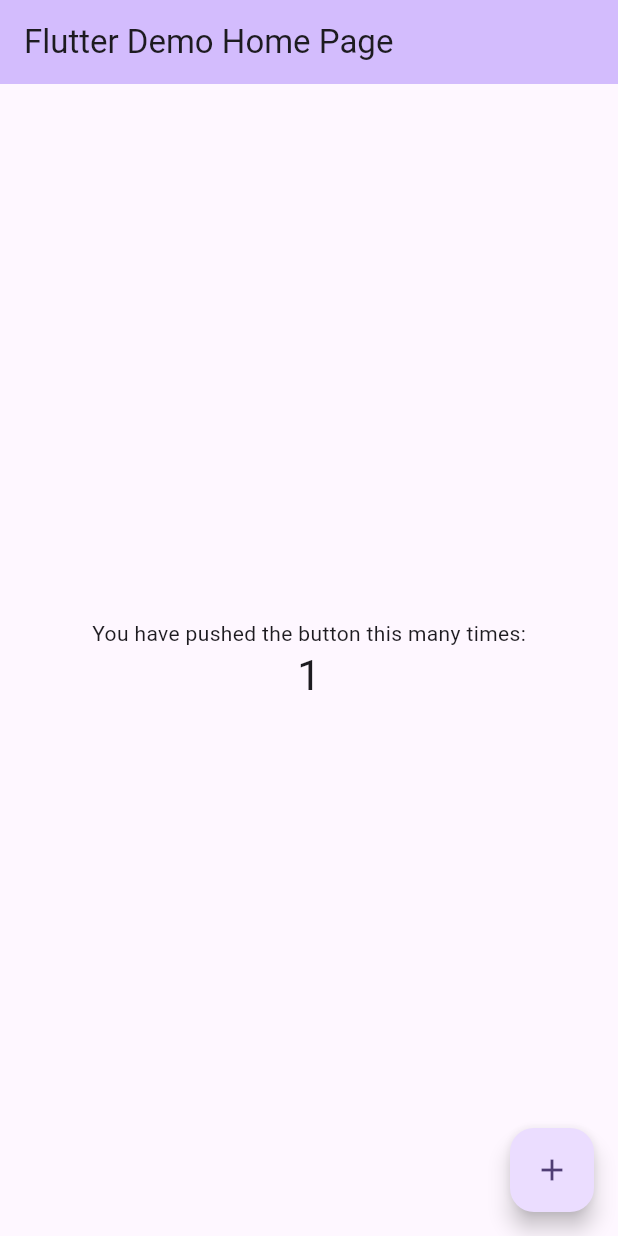
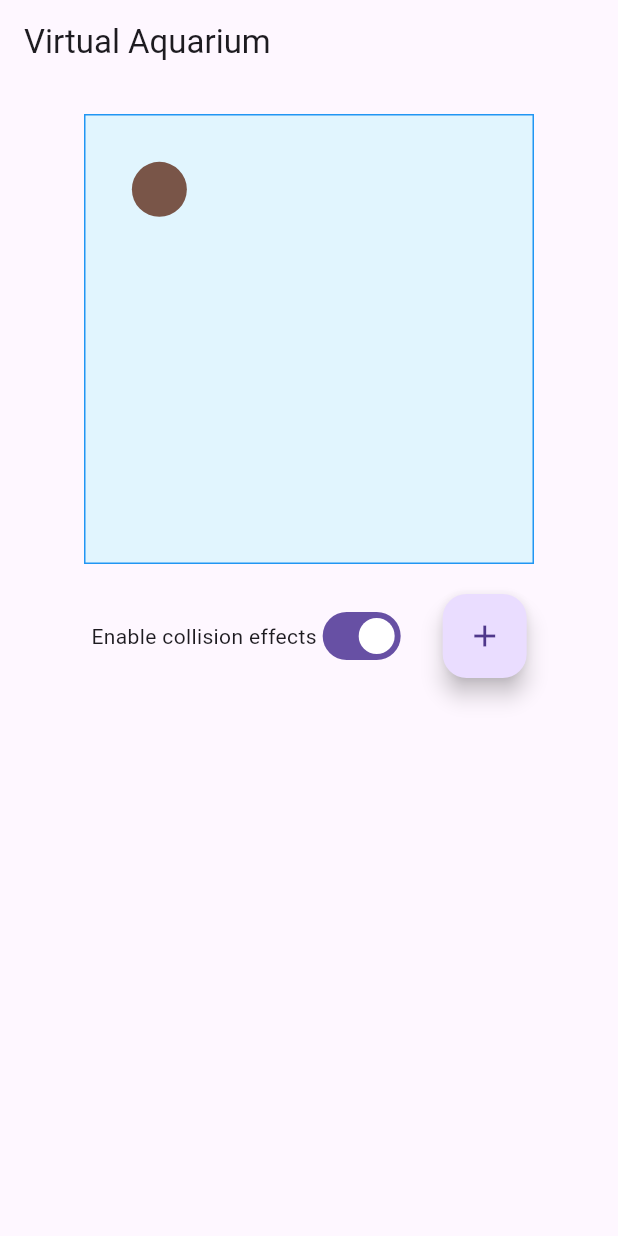
Before and after one commit to KaozhiChen/virtual_aquarium_app, a Flutter app: the screen it shows after launch, after a tap on the "add" icon, on a phone screen of 412 x 824 dp. Run offline on Flutter 3.47's test engine with Material 3 defaults, Android fonts, the phone set to English and light mode, and no system bars.

Commit message:
layout and add fish function

```diff
--- a/lib/main.dart
+++ b/lib/main.dart
@@ -1,125 +1,133 @@
+import 'dart:math';
 import 'package:flutter/material.dart';
 
 void main() {
-  runApp(const MyApp());
+  runApp(const VirtualAquariumApp());
 }
 
-class MyApp extends StatelessWidget {
-  const MyApp({super.key});
+class VirtualAquariumApp extends StatelessWidget {
+  const VirtualAquariumApp({super.key});
 
-  // This widget is the root of your application.
   @override
   Widget build(BuildContext context) {
-    return MaterialApp(
-      title: 'Flutter Demo',
-      theme: ThemeData(
-        // This is the theme of your application.
-        //
-        // TRY THIS: Try running your application with "flutter run". You'll see
-        // the application has a purple toolbar. Then, without quitting the app,
-        // try changing the seedColor in the colorScheme below to Colors.green
-        // and then invoke "hot reload" (save your changes or press the "hot
-        // reload" button in a Flutter-supported IDE, or press "r" if you used
-        // the command line to start the app).
-        //
-        // Notice that the counter didn't reset back to zero; the application
-        // state is not lost during the reload. To reset the state, use hot
-        // restart instead.
-        //
-        // This works for code too, not just values: Most code changes can be
-        // tested with just a hot reload.
-        colorScheme: ColorScheme.fromSeed(seedColor: Colors.deepPurple),
-        useMaterial3: true,
-      ),
-      home: const MyHomePage(title: 'Flutter Demo Home Page'),
+    return const MaterialApp(
+      title: 'Virtual Aquarium',
+      home: AquariumScreen(),
     );
   }
 }
 
-class MyHomePage extends StatefulWidget {
-  const MyHomePage({super.key, required this.title});
-
-  // This widget is the home page of your application. It is stateful, meaning
-  // that it has a State object (defined below) that contains fields that affect
-  // how it looks.
-
-  // This class is the configuration for the state. It holds the values (in this
-  // case the title) provided by the parent (in this case the App widget) and
-  // used by the build method of the State. Fields in a Widget subclass are
-  // always marked "final".
-
-  final String title;
+class AquariumScreen extends StatefulWidget {
+  const AquariumScreen({super.key});
 
   @override
-  State<MyHomePage> createState() => _MyHomePageState();
+  _AquariumScreenState createState() => _AquariumScreenState();
 }
 
-class _MyHomePageState extends State<MyHomePage> {
-  int _counter = 0;
-
-  void _incrementCounter() {
-    setState(() {
-      // This call to setState tells the Flutter framework that something has
-      // changed in this State, which causes it to rerun the build method below
-      // so that the display can reflect the updated values. If we changed
-      // _counter without calling setState(), then the build method would not be
-      // called again, and so nothing would appear to happen.
-      _counter++;
-    });
-  }
+class _AquariumScreenState extends State<AquariumScreen> {
+  List<Fish> fishList = [];
+  bool collisionEnabled = true;
 
   @override
   Widget build(BuildContext context) {
-    // This method is rerun every time setState is called, for instance as done
-    // by the _incrementCounter method above.
-    //
-    // The Flutter framework has been optimized to make rerunning build methods
-    // fast, so that you can just rebuild anything that needs updating rather
-    // than having to individually change instances of widgets.
     return Scaffold(
       appBar: AppBar(
-        // TRY THIS: Try changing the color here to a specific color (to
-        // Colors.amber, perhaps?) and trigger a hot reload to see the AppBar
-        // change color while the other colors stay the same.
-        backgroundColor: Theme.of(context).colorScheme.inversePrimary,
-        // Here we take the value from the MyHomePage object that was created by
-        // the App.build method, and use it to set our appbar title.
-        title: Text(widget.title),
+        title: const Text('Virtual Aquarium'),
       ),
       body: Center(
-        // Center is a layout widget. It takes a single child and positions it
-        // in the middle of the parent.
         child: Column(
-          // Column is also a layout widget. It takes a list of children and
-          // arranges them vertically. By default, it sizes itself to fit its
-          // children horizontally, and tries to be as tall as its parent.
-          //
-          // Column has various properties to control how it sizes itself and
-          // how it positions its children. Here we use mainAxisAlignment to
-          // center the children vertically; the main axis here is the vertical
-          // axis because Columns are vertical (the cross axis would be
-          // horizontal).
-          //
-          // TRY THIS: Invoke "debug painting" (choose the "Toggle Debug Paint"
-          // action in the IDE, or press "p" in the console), to see the
-          // wireframe for each widget.
-          mainAxisAlignment: MainAxisAlignment.center,
-          children: <Widget>[
-            const Text(
-              'You have pushed the button this many times:',
+          children: [
+            Container(
+              width: 300,
+              height: 300,
+              margin: const EdgeInsets.all(20),
+              decoration: BoxDecoration(
+                border: Border.all(color: Colors.blue),
+                color: Colors.lightBlue[50],
+              ),
+              child: Stack(
+                children: fishList.map((fish) => _buildFish(fish)).toList(),
+              ),
             ),
-            Text(
-              '$_counter',
-              style: Theme.of(context).textTheme.headlineMedium,
-            ),
+            Row(
+              mainAxisAlignment: MainAxisAlignment.center,
+              children: [
+                Row(
+                  children: [
+                    const Text('Enable collision effects'),
+                    Switch(
+                      value: collisionEnabled,
+                      onChanged: (value) {
+                        setState(() {
+                          collisionEnabled = value;
+                        });
+                      },
+                    ),
+                  ],
+                ),
+                const SizedBox(width: 24),
+                FloatingActionButton(
+                  onPressed: _addFish,
+                  child: const Icon(Icons.add),
+                )
+              ],
+            )
           ],
         ),
       ),
-      floatingActionButton: FloatingActionButton(
-        onPressed: _incrementCounter,
-        tooltip: 'Increment',
-        child: const Icon(Icons.add),
-      ), // This trailing comma makes auto-formatting nicer for build methods.
     );
   }
+
+  Widget _buildFish(Fish fish) {
+    return AnimatedPositioned(
+      duration: const Duration(milliseconds: 500),
+      left: fish.position.dx,
+      top: fish.position.dy,
+      child: AnimatedContainer(
+        duration: const Duration(milliseconds: 300),
+        width: fish.growing ? 50 : 30,
+        height: fish.growing ? 50 : 30,
+        decoration: BoxDecoration(
+          color: fish.color,
+          shape: BoxShape.circle,
+        ),
+      ),
+    );
+  }
+
+  void _addFish() {
+    if (fishList.length < 10) {
+      Fish newFish = Fish(
+        position: Offset(
+          Random().nextDouble() * 280,
+          Random().nextDouble() * 280,
+        ),
+        color: Colors.primaries[Random().nextInt(Colors.primaries.length)],
+        speed: Random().nextDouble() * 5 + 1,
+        growing: true,
+      );
+      setState(() {
+        fishList.add(newFish);
+      });
+
+      Future.delayed(const Duration(seconds: 1), () {
+        setState(() {
+          newFish.growing = false;
+        });
+      });
+    }
+  }
 }
+
+class Fish {
+  Offset position;
+  Color color;
+  double speed;
+  bool growing;
+
+  Fish(
+      {required this.position,
+      required this.color,
+      required this.speed,
+      this.growing = false});
+}
```
